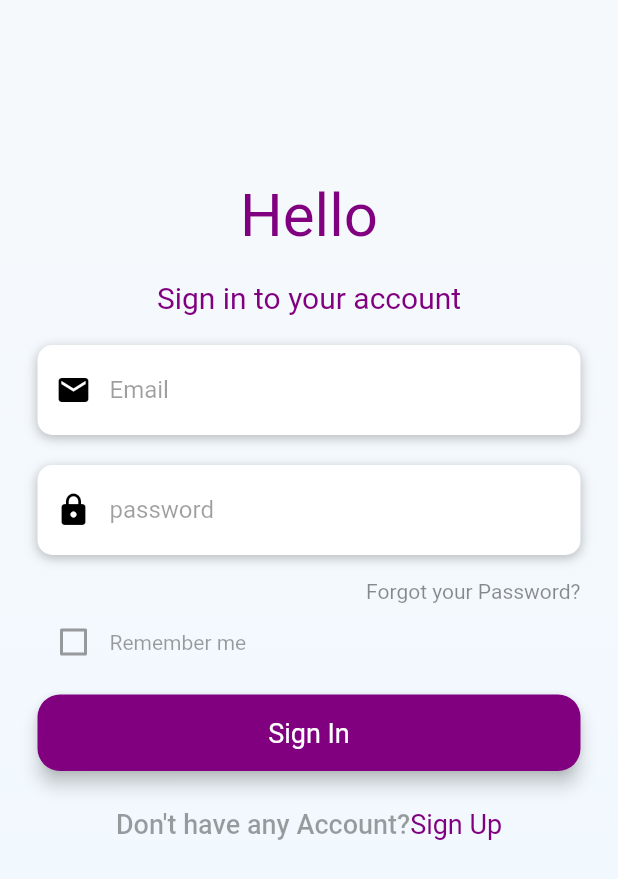
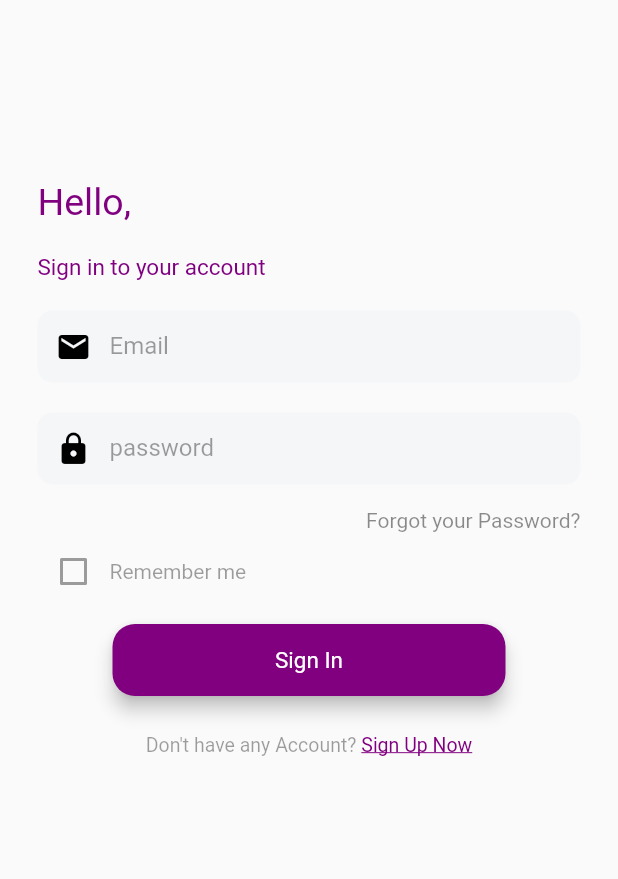
Before and after one commit to Moin-Islam/crowdfunder_socialo, a Flutter app: the screen it shows after launch, on a phone screen of 412 x 824 dp. Shown: the top 879 px of the screen. Run offline on Flutter 3.47's test engine with Material 2 defaults, Android fonts, the phone set to English and light mode, and no system bars; our stand-ins replace image_picker.

Commit message:
signin done

```diff
--- a/lib/Pages/sign_in.dart
+++ b/lib/Pages/sign_in.dart
@@ -18,19 +18,22 @@ class _SignInState extends State<SignIn> {
         Container(
           alignment: Alignment.centerLeft,
           decoration: BoxDecoration(
-              color: Colors.white,
+            color: Color(0xffF4F6F8),
             borderRadius: BorderRadius.circular(10),
-              boxShadow: [
-                BoxShadow(
-                    color: Colors.black26, blurRadius: 6, offset: Offset(0, 2))
-              ]),
-          height: 60,
+          ),
+          height: 48,
           child: TextField(
             keyboardType: TextInputType.emailAddress,
-            style: TextStyle(color: Colors.black),
+            style: TextStyle(
+              color: Colors.black,
+            ),
             decoration: InputDecoration(
                 border: InputBorder.none,
                 contentPadding: EdgeInsets.only(top: 14),
+                focusedBorder: OutlineInputBorder(
+                  borderSide:
+                      const BorderSide(color: Color(0xff800080), width: 2.0),
+                ),
                 prefixIcon: Icon(
                   Icons.email,
                   color: Colors.black,
@@ -50,19 +53,20 @@ class _SignInState extends State<SignIn> {
         Container(
           alignment: Alignment.centerLeft,
           decoration: BoxDecoration(
-              color: Colors.white,
+            color: Color(0xffF4F6F8),
             borderRadius: BorderRadius.circular(10),
-              boxShadow: [
-                BoxShadow(
-                    color: Colors.black26, blurRadius: 6, offset: Offset(0, 2))
-              ]),
-          height: 60,
+          ),
+          height: 48,
           child: TextField(
             obscureText: true,
             style: TextStyle(color: Colors.black),
             decoration: InputDecoration(
                 border: InputBorder.none,
                 contentPadding: EdgeInsets.only(top: 14),
+                focusedBorder: OutlineInputBorder(
+                  borderSide:
+                      const BorderSide(color: Color(0xff800080), width: 2.0),
+                ),
                 prefixIcon: Icon(
                   Icons.lock,
                   color: Colors.black,
@@ -123,6 +127,7 @@ class _SignInState extends State<SignIn> {
     return Container(
       padding: EdgeInsets.symmetric(vertical: 25),
       width: double.infinity,
+      margin: EdgeInsets.symmetric(horizontal: 50),
       child: RaisedButton(
         elevation: 5,
         onPressed: () => print('Login Pressed'),
@@ -132,7 +137,7 @@ class _SignInState extends State<SignIn> {
         child: Text(
           'Sign In',
           style: TextStyle(
-              color: Colors.white, fontSize: 18, fontWeight: FontWeight.normal),
+              color: Colors.white, fontSize: 15, fontWeight: FontWeight.normal),
         ),
       ),
     );
@@ -143,19 +148,24 @@ class _SignInState extends State<SignIn> {
       onTap: () => Navigator.push(
           context, MaterialPageRoute(builder: (context) => SignUp())),
       child: RichText(
+          textAlign: TextAlign.center,
           text: TextSpan(children: [
             TextSpan(
-            text: 'Don\'t have any Account?',
+              text: 'Don\'t have any Account? ',
               style: TextStyle(
                   color: Colors.black38,
-                fontSize: 18,
-                fontWeight: FontWeight.w500)),
+                  fontSize: 13,
+                  fontWeight: FontWeight.normal),
+            ),
             TextSpan(
-            text: 'Sign Up',
+              text: 'Sign Up Now',
               style: TextStyle(
                 color: Color(0xff800080),
-                fontSize: 18,
-                fontWeight: FontWeight.normal))
+                fontSize: 13,
+                fontWeight: FontWeight.normal,
+                decoration: TextDecoration.underline,
+              ),
+            )
           ])),
     );
   }
@@ -169,40 +179,37 @@ class _SignInState extends State<SignIn> {
             child: Stack(
           children: [
             Container(
-              height: double.infinity,
-              width: double.infinity,
-              decoration: BoxDecoration(
-                  gradient: LinearGradient(
-                      begin: Alignment.topCenter,
-                      end: Alignment.bottomCenter,
-                      colors: [
-                    Color(0x66f0f8ff),
-                    Color(0x99f0f8ff),
-                    Color(0xccf0f8ff),
-                    Color(0xfff0f8ff),
-                  ])),
               child: SingleChildScrollView(
                 physics: AlwaysScrollableScrollPhysics(),
                 padding: EdgeInsets.symmetric(horizontal: 25, vertical: 120),
                 child: Column(
-                  mainAxisAlignment: MainAxisAlignment.center,
+                  children: [
+                    Row(
+                      mainAxisAlignment: MainAxisAlignment.start,
                       children: [
                         Text(
-                      'Hello',
+                          'Hello,',
                           style: TextStyle(
                             color: Color(0xff800080),
-                        fontSize: 40,
+                            fontSize: 25,
                             fontWeight: FontWeight.normal,
                           ),
                         ),
+                      ],
+                    ),
                     SizedBox(height: 20),
+                    Row(
+                      mainAxisAlignment: MainAxisAlignment.start,
+                      children: [
                         Text(
                           'Sign in to your account',
                           style: TextStyle(
                             color: Color(0xff800080),
-                        fontSize: 20,
+                            fontSize: 15,
                             fontWeight: FontWeight.normal,
                           ),
+                        ),
+                      ],
                     ),
                     SizedBox(height: 20),
                     buildEmail(),
```
Lines whose indentation alone changed are shown as unchanged.
